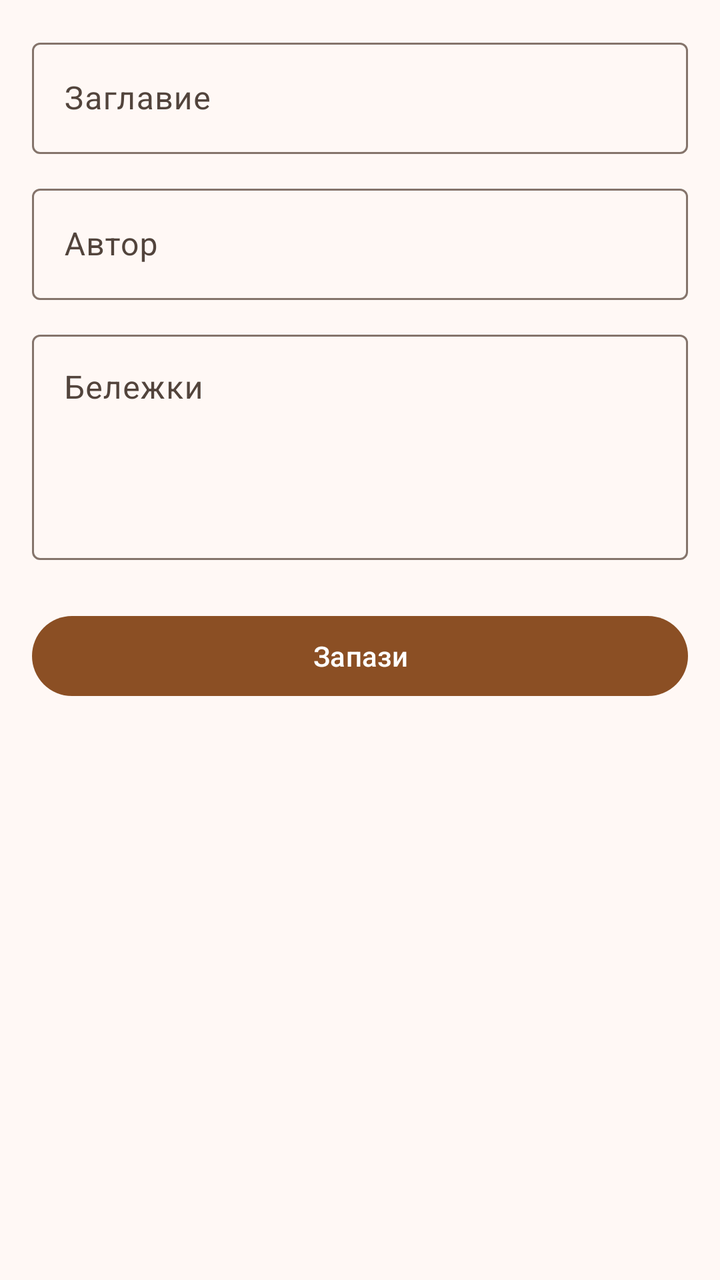
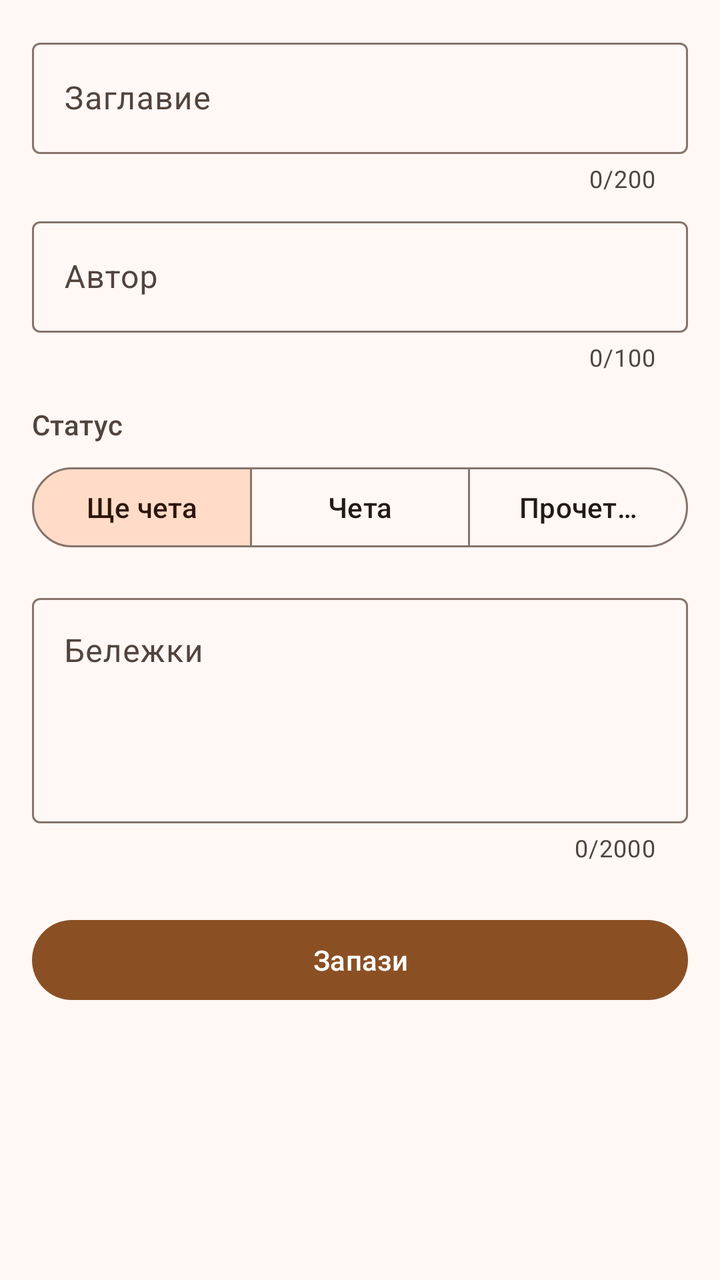

Before-and-after screenshots of an Android layout around one commit, followed by the original layout XML and the change that was made.
<!-- AndroidManifest.xml: application theme Theme.MobileApps -->
<!-- res/layout/fragment_book_detail.xml -->
<?xml version="1.0" encoding="utf-8"?>
<androidx.core.widget.NestedScrollView xmlns:android="http://schemas.android.com/apk/res/android"
    xmlns:tools="http://schemas.android.com/tools"
    android:layout_width="match_parent"
    android:layout_height="match_parent"
    tools:context=".ui.detail.BookDetailFragment">

    <LinearLayout
        android:layout_width="match_parent"
        android:layout_height="wrap_content"
        android:orientation="vertical"
        android:padding="16dp">

        <com.google.android.material.textfield.TextInputLayout
            android:id="@+id/titleLayout"
            style="?attr/textInputOutlinedStyle"
            android:layout_width="match_parent"
            android:layout_height="wrap_content"
            android:hint="@string/hint_title">

            <com.google.android.material.textfield.TextInputEditText
                android:id="@+id/titleInput"
                android:layout_width="match_parent"
                android:layout_height="wrap_content"
                android:inputType="textCapSentences" />
        </com.google.android.material.textfield.TextInputLayout>

        <com.google.android.material.textfield.TextInputLayout
            android:id="@+id/authorLayout"
            style="?attr/textInputOutlinedStyle"
            android:layout_width="match_parent"
            android:layout_height="wrap_content"
            android:layout_marginTop="12dp"
            android:hint="@string/hint_author">

            <com.google.android.material.textfield.TextInputEditText
                android:id="@+id/authorInput"
                android:layout_width="match_parent"
                android:layout_height="wrap_content"
                android:inputType="textPersonName|textCapWords" />
        </com.google.android.material.textfield.TextInputLayout>

        <com.google.android.material.textfield.TextInputLayout
            android:id="@+id/notesLayout"
            style="?attr/textInputOutlinedStyle"
            android:layout_width="match_parent"
            android:layout_height="wrap_content"
            android:layout_marginTop="12dp"
            android:hint="@string/hint_notes">

            <com.google.android.material.textfield.TextInputEditText
                android:id="@+id/notesInput"
                android:layout_width="match_parent"
                android:layout_height="wrap_content"
                android:gravity="top"
                android:inputType="textMultiLine|textCapSentences"
                android:minLines="4" />
        </com.google.android.material.textfield.TextInputLayout>

        <com.google.android.material.button.MaterialButton
            android:id="@+id/saveButton"
            android:layout_width="match_parent"
            android:layout_height="wrap_content"
            android:layout_marginTop="24dp"
            android:text="@string/action_save" />

    </LinearLayout>
</androidx.core.widget.NestedScrollView>
<!-- resources referenced by this layout -->
<resources>
  <string name="action_save">Запази</string>
  <string name="hint_author">Автор</string>
  <string name="hint_notes">Бележки</string>
  <string name="hint_title">Заглавие</string>
  <style name="Theme.MobileApps" parent="Base.Theme.MobileApps" />
  <style name="Base.Theme.MobileApps" parent="Theme.Material3.DayNight.NoActionBar">
          <item name="colorPrimary">@color/md_light_primary</item>
          <item name="colorOnPrimary">@color/md_light_onPrimary</item>
          <item name="colorPrimaryContainer">@color/md_light_primaryContainer</item>
          <item name="colorOnPrimaryContainer">@color/md_light_onPrimaryContainer</item>
          <item name="colorSecondary">@color/md_light_secondary</item>
          <item name="colorOnSecondary">@color/md_light_onSecondary</item>
          <item name="colorSecondaryContainer">@color/md_light_secondaryContainer</item>
          <item name="colorOnSecondaryContainer">@color/md_light_onSecondaryContainer</item>
          <item name="colorTertiary">@color/md_light_tertiary</item>
          <item name="colorOnTertiary">@color/md_light_onTertiary</item>
          <item name="colorTertiaryContainer">@color/md_light_tertiaryContainer</item>
          <item name="colorOnTertiaryContainer">@color/md_light_onTertiaryContainer</item>
          <item name="colorError">@color/md_light_error</item>
          <item name="colorOnError">@color/md_light_onError</item>
          <item name="colorErrorContainer">@color/md_light_errorContainer</item>
          <item name="colorOnErrorContainer">@color/md_light_onErrorContainer</item>
          <item name="android:colorBackground">@color/md_light_surface</item>
          <item name="colorOnBackground">@color/md_light_onSurface</item>
          <item name="colorSurface">@color/md_light_surface</item>
          <item name="colorOnSurface">@color/md_light_onSurface</item>
          <item name="colorSurfaceVariant">@color/md_light_surfaceVariant</item>
          <item name="colorOnSurfaceVariant">@color/md_light_onSurfaceVariant</item>
          <item name="colorOutline">@color/md_light_outline</item>
      </style>
  <color name="md_light_primary">#FF8B4F24</color>
  <color name="md_light_onPrimary">#FFFFFFFF</color>
  <color name="md_light_primaryContainer">#FFFFDBC8</color>
  <color name="md_light_onPrimaryContainer">#FF331200</color>
  <color name="md_light_secondary">#FF765848</color>
  <color name="md_light_onSecondary">#FFFFFFFF</color>
  <color name="md_light_secondaryContainer">#FFFFDBC8</color>
  <color name="md_light_onSecondaryContainer">#FF2B160A</color>
  <color name="md_light_tertiary">#FF636032</color>
  <color name="md_light_onTertiary">#FFFFFFFF</color>
  <color name="md_light_tertiaryContainer">#FFEAE5AA</color>
  <color name="md_light_onTertiaryContainer">#FF1E1C00</color>
  <color name="md_light_error">#FFBA1A1A</color>
  <color name="md_light_onError">#FFFFFFFF</color>
  <color name="md_light_errorContainer">#FFFFDAD6</color>
  <color name="md_light_onErrorContainer">#FF410002</color>
  <color name="md_light_surface">#FFFFF8F5</color>
  <color name="md_light_onSurface">#FF221A15</color>
  <color name="md_light_surfaceVariant">#FFF4DED3</color>
  <color name="md_light_onSurfaceVariant">#FF52443C</color>
  <color name="md_light_outline">#FF85746B</color>
</resources>

<!-- the commit's change to res/layout/fragment_book_detail.xml (unified diff, before → after) -->
@@ -1,5 +1,6 @@
 <?xml version="1.0" encoding="utf-8"?>
 <androidx.core.widget.NestedScrollView xmlns:android="http://schemas.android.com/apk/res/android"
+    xmlns:app="http://schemas.android.com/apk/res-auto"
     xmlns:tools="http://schemas.android.com/tools"
     android:layout_width="match_parent"
     android:layout_height="match_parent"
@@ -16,12 +17,15 @@
             style="?attr/textInputOutlinedStyle"
             android:layout_width="match_parent"
             android:layout_height="wrap_content"
-            android:hint="@string/hint_title">
+            android:hint="@string/hint_title"
+            app:counterEnabled="true"
+            app:counterMaxLength="200">
 
             <com.google.android.material.textfield.TextInputEditText
                 android:id="@+id/titleInput"
                 android:layout_width="match_parent"
                 android:layout_height="wrap_content"
+                android:imeOptions="actionNext"
                 android:inputType="textCapSentences" />
         </com.google.android.material.textfield.TextInputLayout>
 
@@ -30,23 +34,70 @@
             style="?attr/textInputOutlinedStyle"
             android:layout_width="match_parent"
             android:layout_height="wrap_content"
-            android:layout_marginTop="12dp"
-            android:hint="@string/hint_author">
+            android:layout_marginTop="8dp"
+            android:hint="@string/hint_author"
+            app:counterEnabled="true"
+            app:counterMaxLength="100">
 
             <com.google.android.material.textfield.TextInputEditText
                 android:id="@+id/authorInput"
                 android:layout_width="match_parent"
                 android:layout_height="wrap_content"
+                android:imeOptions="actionNext"
                 android:inputType="textPersonName|textCapWords" />
         </com.google.android.material.textfield.TextInputLayout>
+
+        <TextView
+            android:layout_width="wrap_content"
+            android:layout_height="wrap_content"
+            android:layout_marginTop="16dp"
+            android:text="@string/label_status"
+            android:textAppearance="?attr/textAppearanceLabelLarge"
+            android:textColor="?attr/colorOnSurfaceVariant" />
+
+        <com.google.android.material.button.MaterialButtonToggleGroup
+            android:id="@+id/statusGroup"
+            android:layout_width="match_parent"
+            android:layout_height="wrap_content"
+            android:layout_marginTop="8dp"
+            app:checkedButton="@id/statusWantToRead"
+            app:selectionRequired="true"
+            app:singleSelection="true">
+
+            <Button
+                android:id="@+id/statusWantToRead"
+                style="?attr/materialButtonOutlinedStyle"
+                android:layout_width="0dp"
+                android:layout_height="wrap_content"
+                android:layout_weight="1"
+                android:text="@string/status_want_to_read_short" />
+
+            <Button
+                android:id="@+id/statusReading"
+                style="?attr/materialButtonOutlinedStyle"
+                android:layout_width="0dp"
+                android:layout_height="wrap_content"
+                android:layout_weight="1"
+                android:text="@string/status_reading" />
+
+            <Button
+                android:id="@+id/statusRead"
+                style="?attr/materialButtonOutlinedStyle"
+                android:layout_width="0dp"
+                android:layout_height="wrap_content"
+                android:layout_weight="1"
+                android:text="@string/status_read" />
+        </com.google.android.material.button.MaterialButtonToggleGroup>
 
         <com.google.android.material.textfield.TextInputLayout
             android:id="@+id/notesLayout"
             style="?attr/textInputOutlinedStyle"
             android:layout_width="match_parent"
             android:layout_height="wrap_content"
-            android:layout_marginTop="12dp"
-            android:hint="@string/hint_notes">
+            android:layout_marginTop="16dp"
+            android:hint="@string/hint_notes"
+            app:counterEnabled="true"
+            app:counterMaxLength="2000">
 
             <com.google.android.material.textfield.TextInputEditText
                 android:id="@+id/notesInput"
<!-- resource entries referenced after the edit -->
@@ -4,6 +4,10 @@
   <string name="hint_author">Автор</string>
   <string name="hint_notes">Бележки</string>
   <string name="hint_title">Заглавие</string>
+  <string name="label_status">Статус</string>
+  <string name="status_read">Прочетена</string>
+  <string name="status_reading">Чета</string>
+  <string name="status_want_to_read_short">Ще чета</string>
   <style name="Theme.MobileApps" parent="Base.Theme.MobileApps" />
   <style name="Base.Theme.MobileApps" parent="Theme.Material3.DayNight.NoActionBar">
           <item name="colorPrimary">@color/md_light_primary</item>
